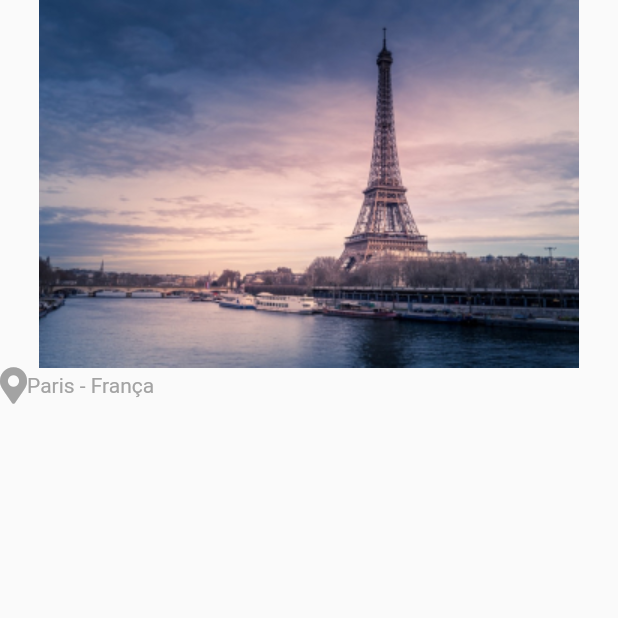
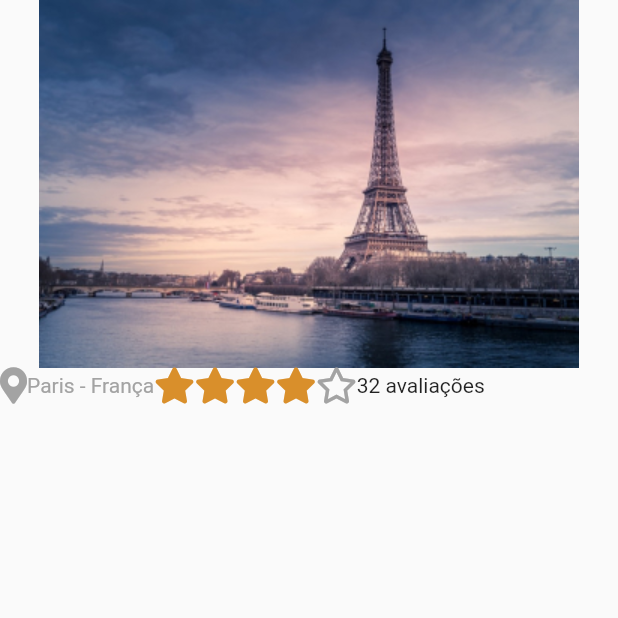
Before and after one commit to stevenarancic/trip_advisor, a Flutter app: the screen it shows after launch, on a phone screen of 412 x 824 dp, the top half of it. Run offline on Flutter 3.47's test engine with Material 2 defaults, Android fonts, the phone set to English and light mode, and no system bars; our stand-ins replace font_awesome_flutter.

Commit message:
trip_advisor
Criação do componente rating que recebe como parâmetro o número de estrelas dadas para a avaliação e o número total de avaliações dadas.

```diff
--- a/lib/screens/home/home.dart
+++ b/lib/screens/home/home.dart
@@ -1,5 +1,6 @@
 import 'package:flutter/material.dart';
 import 'package:trip_advisor/screens/home/widgets/location.dart';
+import 'package:trip_advisor/screens/home/widgets/rating.dart';
 import 'package:trip_advisor/styles.dart';
 
 class Home extends StatelessWidget {
@@ -20,6 +21,11 @@ class Home extends StatelessWidget {
                   city: "Paris",
                   country: "França",
                 ),
+                Rating(
+                  numberOfRatings: 32,
+                  numberOfStars: 1,
+                  numberOfSolidStars: 4,
+                ),
               ],
             )
           ],
--- /dev/null
+++ b/lib/screens/home/widgets/rating.dart
@@ -0,0 +1,36 @@
+import 'package:flutter/material.dart';
+import 'package:font_awesome_flutter/font_awesome_flutter.dart';
+import 'package:trip_advisor/styles.dart';
+
+class Rating extends StatelessWidget {
+  final int numberOfSolidStars;
+  final int numberOfStars;
+  final int numberOfRatings;
+
+  Rating({
+    required this.numberOfSolidStars,
+    required this.numberOfStars,
+    required this.numberOfRatings,
+  });
+
+  @override
+  Widget build(BuildContext context) {
+    return Row(
+      children: [
+        for (var i = 0; i < this.numberOfSolidStars; i++)
+          FaIcon(
+            FontAwesomeIcons.solidStar,
+            color: orangeTheme,
+          ),
+        for (var i = 0; i < this.numberOfStars; i++)
+          FaIcon(
+            FontAwesomeIcons.star,
+            color: grayTheme,
+          ),
+        Text(
+          "${this.numberOfRatings} avaliações",
+        ),
+      ],
+    );
+  }
+}
```
